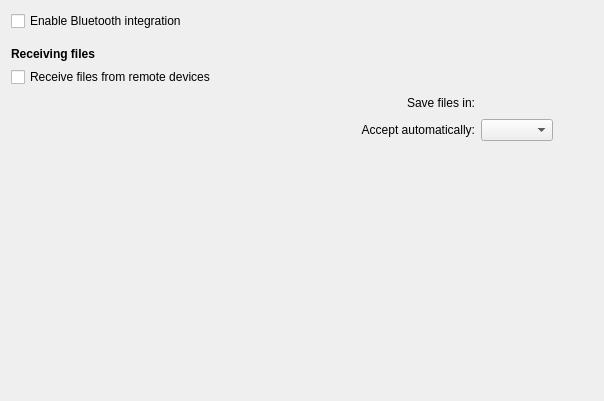
Qt form src/kcmodule/global/global.ui (KDE/bluedevil) before a commit.
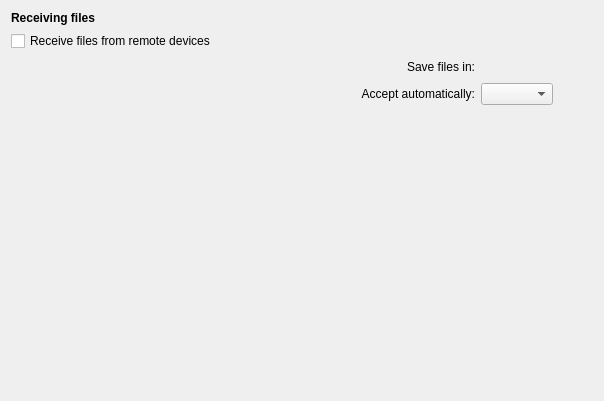
The same form after that commit. Custom widgets are drawn as their Qt base class.

Commit message:
[kcm] Drop 'Enable bluetooth integration' setting
Summary: It controls whether the bluedevil kded module is loaded. I don't see any use case for it. If one really really needs to disable the kded module this can be done from the kded KCM.

Reviewers: #plasma, drosca

Reviewed By: drosca

Subscribers: broulik, plasma-devel

Tags: #plasma

```diff
--- a/src/kcmodule/global/global.ui
+++ b/src/kcmodule/global/global.ui
@@ -11,29 +11,6 @@
    </rect>
   </property>
   <layout class="QVBoxLayout" name="verticalLayout_2">
-   <item>
-    <widget class="QCheckBox" name="kcfg_enableGlobalBluetooth">
-     <property name="text">
-      <string>Enable Bluetooth integration</string>
-     </property>
-    </widget>
-   </item>
-   <item>
-    <spacer name="verticalSpacer_2">
-     <property name="orientation">
-      <enum>Qt::Vertical</enum>
-     </property>
-     <property name="sizeType">
-      <enum>QSizePolicy::Fixed</enum>
-     </property>
-     <property name="sizeHint" stdset="0">
-      <size>
-       <width>0</width>
-       <height>10</height>
-      </size>
-     </property>
-    </spacer>
-   </item>
    <item>
     <widget class="QLabel" name="lbl_receivingFiles">
      <property name="text">
```
The commit also changes 2 other files.
